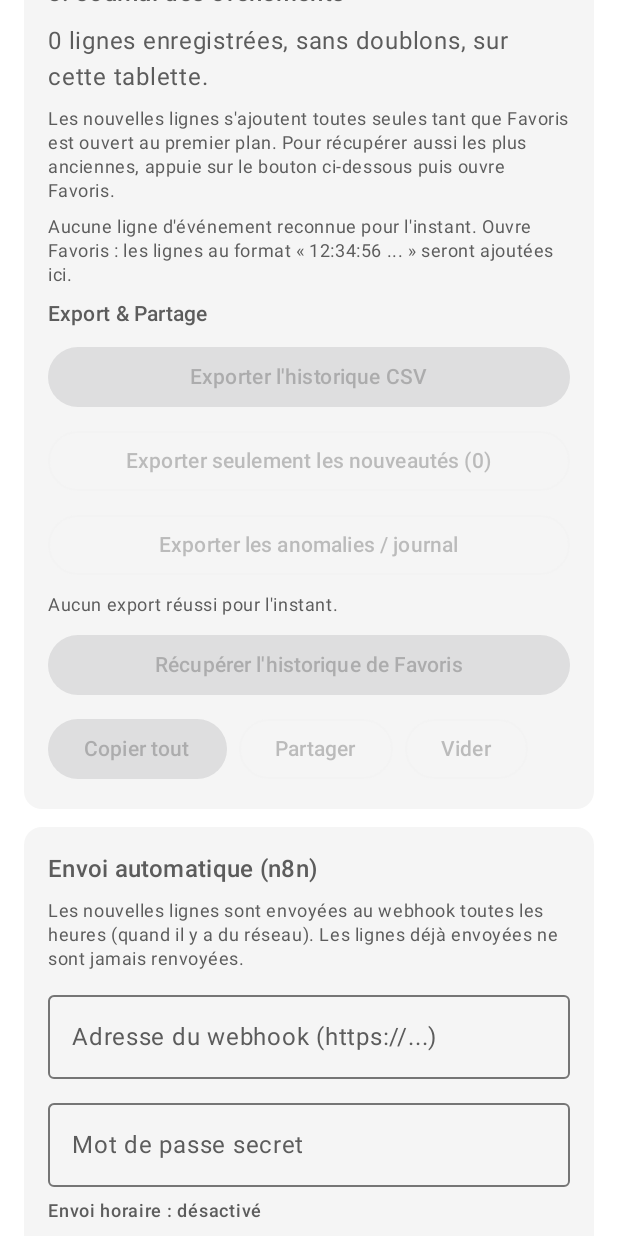
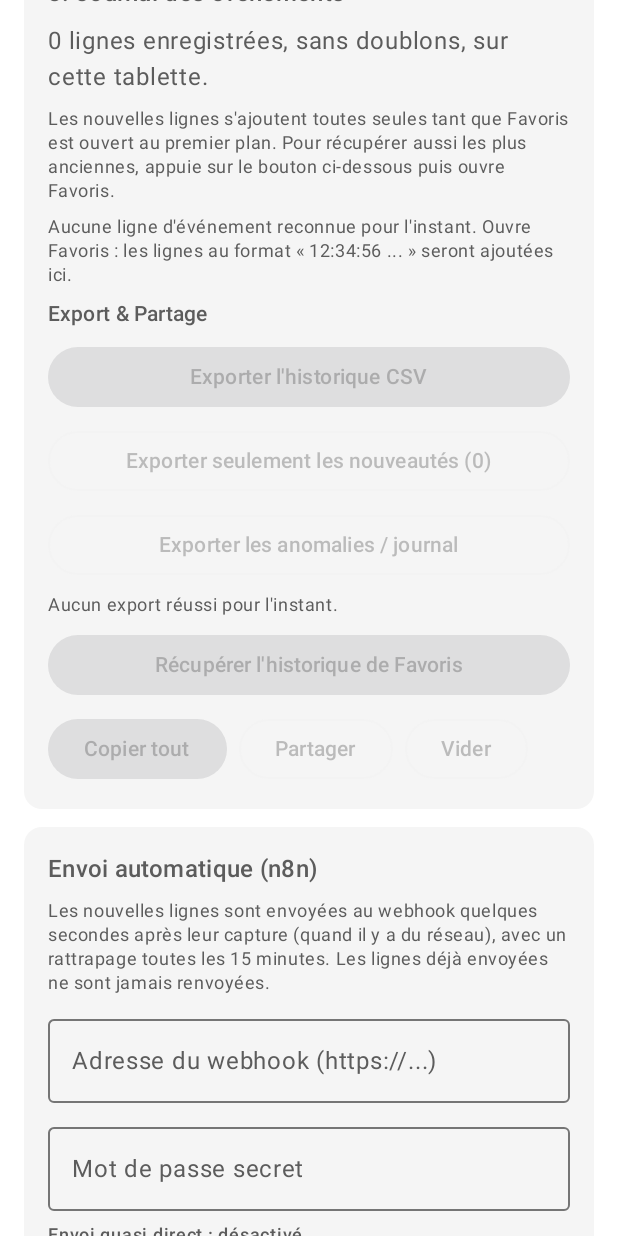
Before and after one commit to zakibelm/Datataxi, an Android app built with Jetpack Compose: the composable DiagnosticScreen shown on its own in the app's theme, scrolled down 576 dp, on a phone screen of 412 x 824 dp. Run offline under Robolectric (Android 15) with nearby library versions, the phone set to English and light mode, and no system bars.

Commit message:
feat(sync): envoi quasi direct des nouvelles lignes (≈15 s après la capture)
Chaque capture qui ajoute des lignes déclenche un envoi regroupé (délai de 15 s,
nouvel essai après 60 s en cas d'échec). Le worker devient un rattrapage toutes
les 15 minutes au lieu d'une heure ; un verrou évite les envois simultanés.
Les lignes déjà envoyées ne sont jamais renvoyées (compteur inchangé).

Co-Authored-By: Claude Sonnet 5.5 <noreply@anthropic.com>
Claude-Session: https://claude.ai/code/session_01LadkDSXBNhJGoxj5qb2AA3

```diff
--- a/app/src/main/java/com/datataxi/service/DataTaxiAccessibilityService.kt
+++ b/app/src/main/java/com/datataxi/service/DataTaxiAccessibilityService.kt
@@ -9,6 +9,7 @@ import android.view.accessibility.AccessibilityNodeInfo
 import com.datataxi.data.CaptureStore
 import com.datataxi.data.CrashLog
 import com.datataxi.data.JournalStore
+import com.datataxi.data.SyncManager
 import com.datataxi.domain.BackfillPhase
 import com.datataxi.domain.BackfillState
 import com.datataxi.domain.CaptureSnapshot
@@ -37,6 +38,8 @@ class DataTaxiAccessibilityService : AccessibilityService() {
         CaptureStore.init(applicationContext)
         JournalStore.init(applicationContext)
         CaptureStore.setServiceConnected(true)
+        // Applique le nouveau rythme de rattrapage si l'envoi était déjà activé.
+        if (SyncManager.enabled(applicationContext)) SyncManager.enable(applicationContext)
     }
 
     override fun onAccessibilityEvent(event: AccessibilityEvent?) {
@@ -71,6 +74,8 @@ class DataTaxiAccessibilityService : AccessibilityService() {
         )
         val events = JournalParser.eventLines(lines)
         val added = JournalStore.addAll(LocalDateTime.now(), events)
+        // Envoi quasi direct : une nouvelle ligne part vers le serveur dans quelques secondes.
+        if (added > 0) SyncManager.pushSoon(applicationContext)
         return ReadResult(root, events, added)
     }
 
--- a/app/src/main/java/com/datataxi/ui/DiagnosticScreen.kt
+++ b/app/src/main/java/com/datataxi/ui/DiagnosticScreen.kt
@@ -293,7 +293,7 @@ fun DiagnosticScreen(scrollable: Boolean = true) {
             Column(Modifier.padding(16.dp), verticalArrangement = Arrangement.spacedBy(8.dp)) {
                 Text("Envoi automatique (n8n)", style = MaterialTheme.typography.titleMedium)
                 Text(
-                    "Les nouvelles lignes sont envoyées au webhook toutes les heures (quand il y a du réseau). Les lignes déjà envoyées ne sont jamais renvoyées.",
+                    "Les nouvelles lignes sont envoyées au webhook quelques secondes après leur capture (quand il y a du réseau), avec un rattrapage toutes les 15 minutes. Les lignes déjà envoyées ne sont jamais renvoyées.",
                     style = MaterialTheme.typography.bodySmall,
                 )
                 OutlinedTextField(
@@ -311,7 +311,7 @@ fun DiagnosticScreen(scrollable: Boolean = true) {
                     modifier = Modifier.fillMaxWidth(),
                 )
                 Text(
-                    if (syncEnabled) "Envoi horaire : ACTIVÉ" else "Envoi horaire : désactivé",
+                    if (syncEnabled) "Envoi quasi direct : ACTIVÉ" else "Envoi quasi direct : désactivé",
                     style = MaterialTheme.typography.labelMedium,
                 )
                 Row(horizontalArrangement = Arrangement.spacedBy(8.dp)) {
@@ -320,7 +320,7 @@ fun DiagnosticScreen(scrollable: Boolean = true) {
                             SyncManager.save(context, syncUrl, syncToken)
                             SyncManager.enable(context)
                             syncEnabled = true
-                            syncStatus = "Réglages enregistrés, envoi horaire activé."
+                            syncStatus = "Réglages enregistrés, envoi quasi direct activé."
                         },
                         enabled = syncUrl.startsWith("https://"),
                     ) { Text("Enregistrer et activer") }
```
Also changed, not shown: app/src/main/java/com/datataxi/data/SyncManager.kt (+35 -5 lines).
